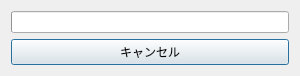
The window that gtfs_viewer_loader_base.ui (MIERUNE/GTFS-GO) describes before a commit, drawn with Qt 5.
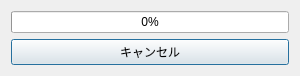
The same window after the commit.

```diff
--- a/gtfs_viewer_loader_base.ui
+++ b/gtfs_viewer_loader_base.ui
@@ -29,7 +29,7 @@
       <number>0</number>
      </property>
      <property name="textVisible">
-      <bool>false</bool>
+      <bool>true</bool>
      </property>
      <property name="invertedAppearance">
       <bool>false</bool>
```
